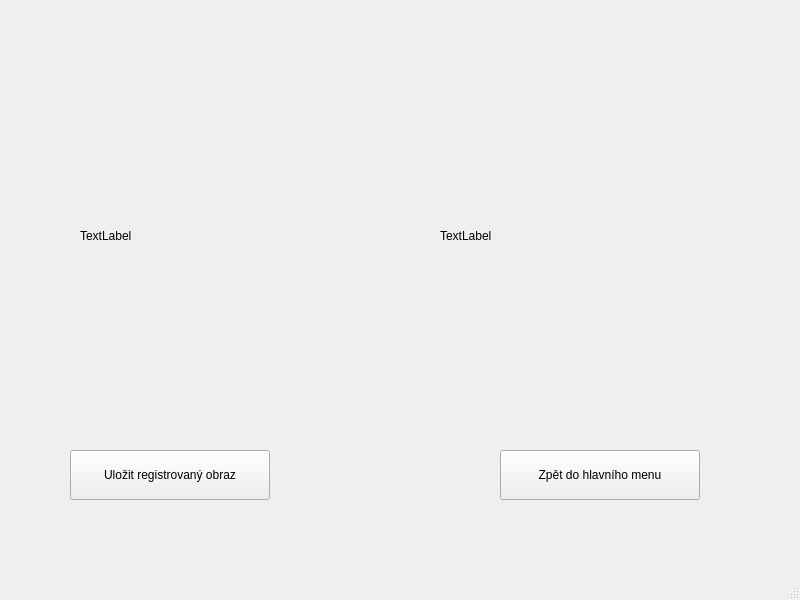
This is ui/registration_of_two_results.ui in dslavicek/registration_with_gui as Qt 5 draws it before an edit. The edited form follows.
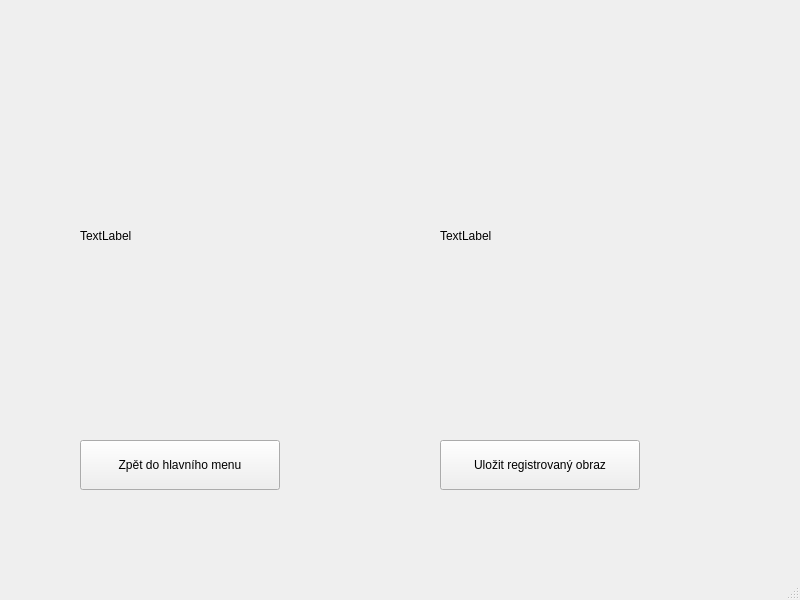
This is the edited form.

Commit message: changed order of buttons

```diff
--- a/ui/registration_of_two_results.ui
+++ b/ui/registration_of_two_results.ui
@@ -49,8 +49,8 @@
    <widget class="QPushButton" name="main_menu">
     <property name="geometry">
      <rect>
-      <x>500</x>
-      <y>450</y>
+      <x>80</x>
+      <y>440</y>
       <width>200</width>
       <height>50</height>
      </rect>
@@ -62,8 +62,8 @@
    <widget class="QPushButton" name="save_result">
     <property name="geometry">
      <rect>
-      <x>70</x>
-      <y>450</y>
+      <x>440</x>
+      <y>440</y>
       <width>200</width>
       <height>50</height>
      </rect>
```
Left out of the diff: 2 changed lines with no effect on the pictures.
